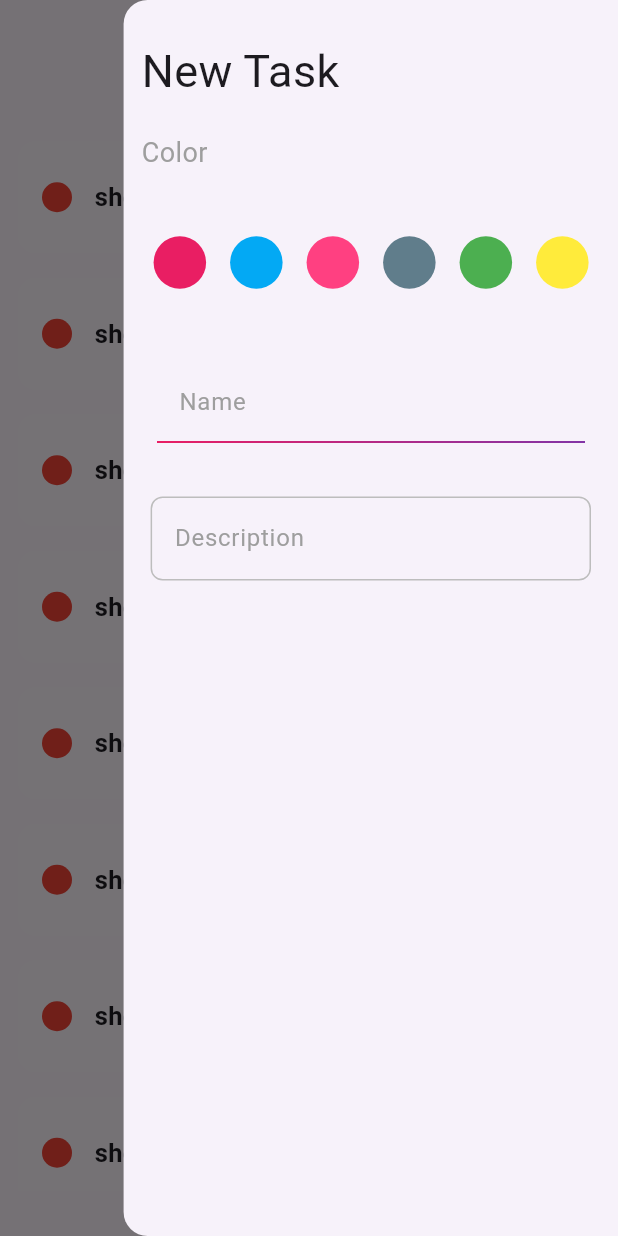
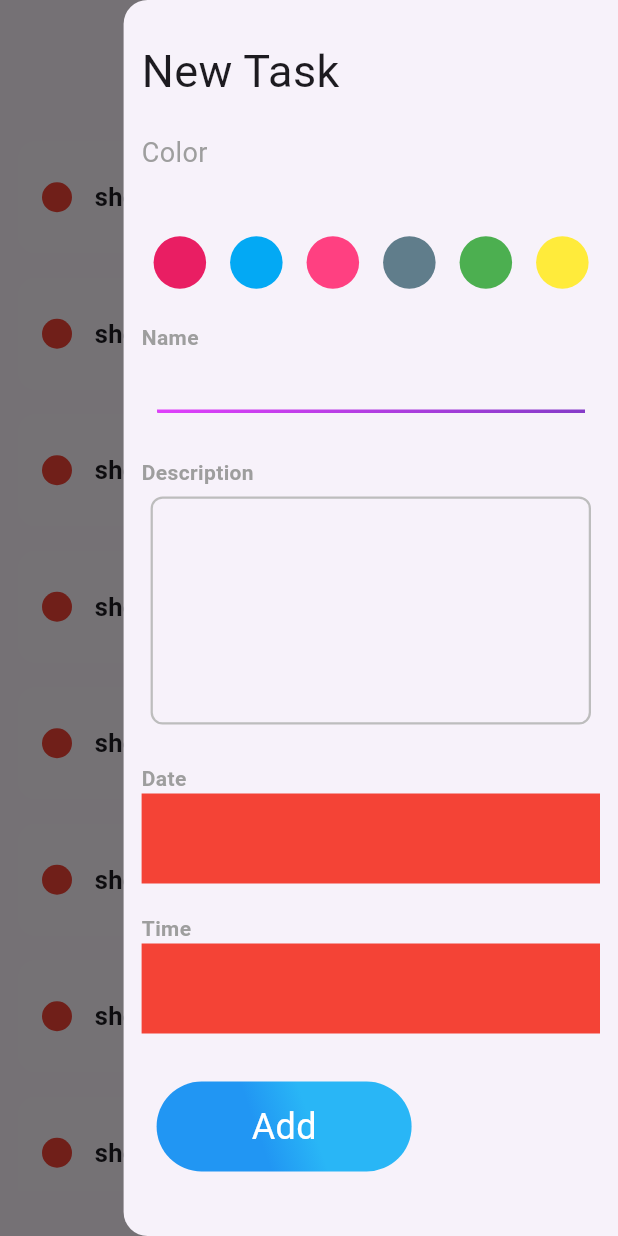
Before and after one commit to alyAly12/todo-app, a Flutter app: the screen it shows after launch, with the side drawer open, on a phone screen of 412 x 824 dp. Run offline on Flutter 3.47's test engine with Material 2 defaults, Android fonts, the phone set to English and light mode, and no system bars.

Commit message:
adding custom button to side drawer

```diff
--- a/lib/view/widgets/custom_text_field.dart
+++ b/lib/view/widgets/custom_text_field.dart
@@ -7,7 +7,7 @@ class CustomTitleTextField extends StatelessWidget {
   Widget build(BuildContext context) {
 
     return  Container(
-      height: 50,
+      height: 30,
       margin: const EdgeInsets.all(
         10.0,
       ),
@@ -16,10 +16,10 @@ class CustomTitleTextField extends StatelessWidget {
           const TextField(
             cursorColor: Colors.purple,
             decoration: InputDecoration(
-              hintText: 'Name',
-              hintStyle: TextStyle(
-                color: Colors.grey
-              ),
+              // hintText: 'Name',
+              // hintStyle: TextStyle(
+              //   color: Colors.grey
+              // ),
               contentPadding: EdgeInsets.symmetric(
                 vertical: 15.0,
                 horizontal: 15.0,
@@ -32,8 +32,8 @@ class CustomTitleTextField extends StatelessWidget {
           Positioned(
             bottom: -1,
             child: Container(
-              height: 2,
-              width: MediaQuery.of(context).size.width - 50,
+              height: 3,
+              width: MediaQuery.of(context).size.width - 30,
               decoration: const BoxDecoration(
                 borderRadius: BorderRadius.only(
                   bottomLeft: Radius.circular(10),
@@ -41,7 +41,7 @@ class CustomTitleTextField extends StatelessWidget {
                 ),
                 gradient: LinearGradient(
                   colors: [
-                    Colors.pink,
+                    Colors.purpleAccent,
                     Colors.deepPurple,
                   ],
                 ),
@@ -60,24 +60,27 @@ class CustomBodyTextField extends StatelessWidget {
   @override
   Widget build(BuildContext context) {
     return  TextField(
+      maxLines: 5,
       decoration: InputDecoration(
-        labelText: 'Description',
         labelStyle: const TextStyle(color: Colors.grey),
         border: OutlineInputBorder(
           borderRadius: BorderRadius.circular(8),
           borderSide: BorderSide(
+            width: 1.5,
             color: Colors.grey.shade400
           ),
         ),
         enabledBorder: OutlineInputBorder(
           borderRadius: BorderRadius.circular(8),
           borderSide: BorderSide(
+            width: 1.5,
               color: Colors.grey.shade400
           ),
         ),
         focusedBorder: OutlineInputBorder(
           borderRadius: BorderRadius.circular(8),
           borderSide: BorderSide(
+            width: 1.5,
               color: Colors.grey.shade400
           ),
         ),
--- a/lib/view/widgets/side_drawer.dart
+++ b/lib/view/widgets/side_drawer.dart
@@ -2,6 +2,7 @@ import 'package:flutter/material.dart';
 import 'package:todo_task/view/widgets/custom_text_field.dart';
 
 import 'color_picker_widget.dart';
+
 
 class MyDrawer extends StatefulWidget {
   const MyDrawer({super.key});
@@ -67,13 +68,69 @@ class _MyDrawerState extends State<MyDrawer> {
                   );
                 }),
               ),
-             const SizedBox(height: 20,),
+              const Text('Name',
+                style: TextStyle(color: Colors.grey,fontWeight: FontWeight.bold),
+              ),
+
             //  TODO add custom text field
               const CustomTitleTextField(),
               const SizedBox(height: 20,),
+              const Text('Description',
+                style: TextStyle(color: Colors.grey,fontWeight: FontWeight.bold),
+              ),
               const Padding(
                 padding:  EdgeInsets.all(6.0),
                 child: CustomBodyTextField(),
+              ),
+              const SizedBox(height: 20,),
+              const Text('Date',
+                style: TextStyle(color: Colors.grey,fontWeight: FontWeight.bold),
+              ),
+              //TODO date picker
+              Container(
+                width: double.infinity,
+                height: 60,
+                color: Colors.red,
+              ),
+              const SizedBox(height: 20,),
+              // TODO time picker
+              const Text('Time',
+                style: TextStyle(color: Colors.grey,fontWeight: FontWeight.bold),
+              ),
+              Container(
+                width: double.infinity,
+                height: 60,
+                color: Colors.red,
+              ),
+              const SizedBox(height: 20,),
+              Padding(
+                padding: const EdgeInsets.symmetric(vertical: 12,horizontal: 10),
+                child: GestureDetector(
+                  onTap: (){},
+                  child: Container(
+                    width: 170,
+                    height: 60,
+                    decoration: BoxDecoration(
+                      color: Colors.lightBlue,
+                      gradient:  LinearGradient(
+                        begin:Alignment.topRight ,
+                          end: Alignment.bottomLeft,
+                          stops:const [0.4,0.6,],
+                          colors: [Colors.lightBlue.shade400,Colors.blue,],
+                      ),
+                      borderRadius: BorderRadius.circular(45),
+                    ),
+                    child:  const Center(
+                      child: Text('Add',
+                        style: TextStyle(
+                          color: Colors.white,
+                          fontWeight: FontWeight.normal,
+                          fontSize: 24
+                        ),
+                      ),
+                    ),
+                  ),
+                ),
               )
             ],
           ),
```
